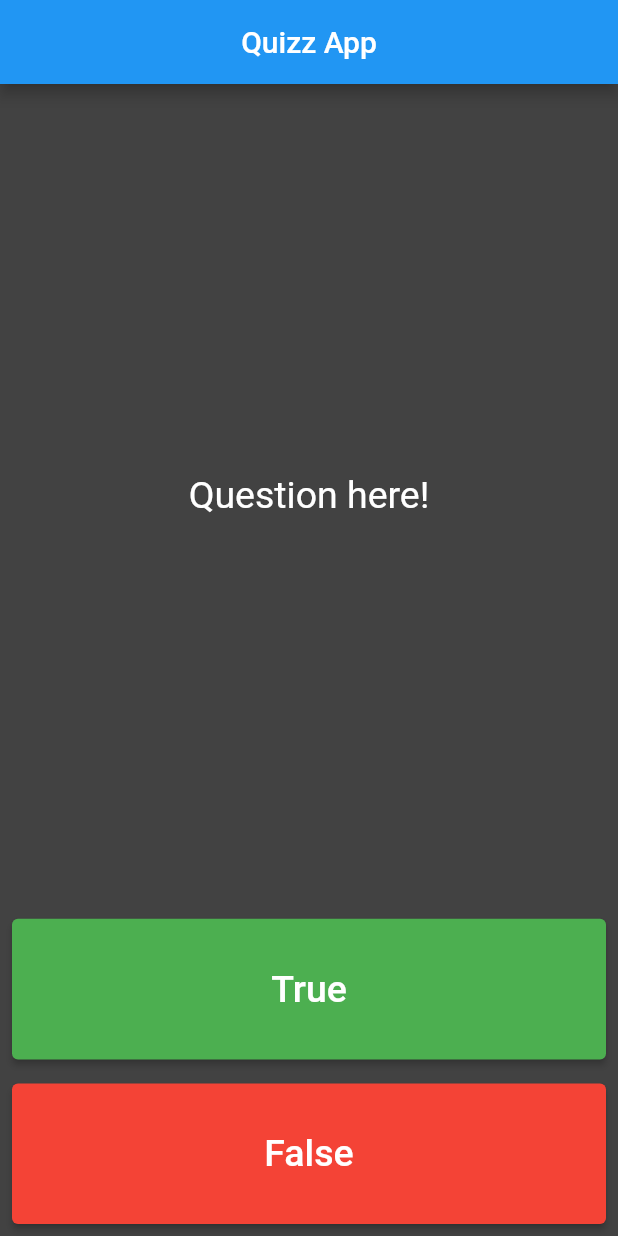
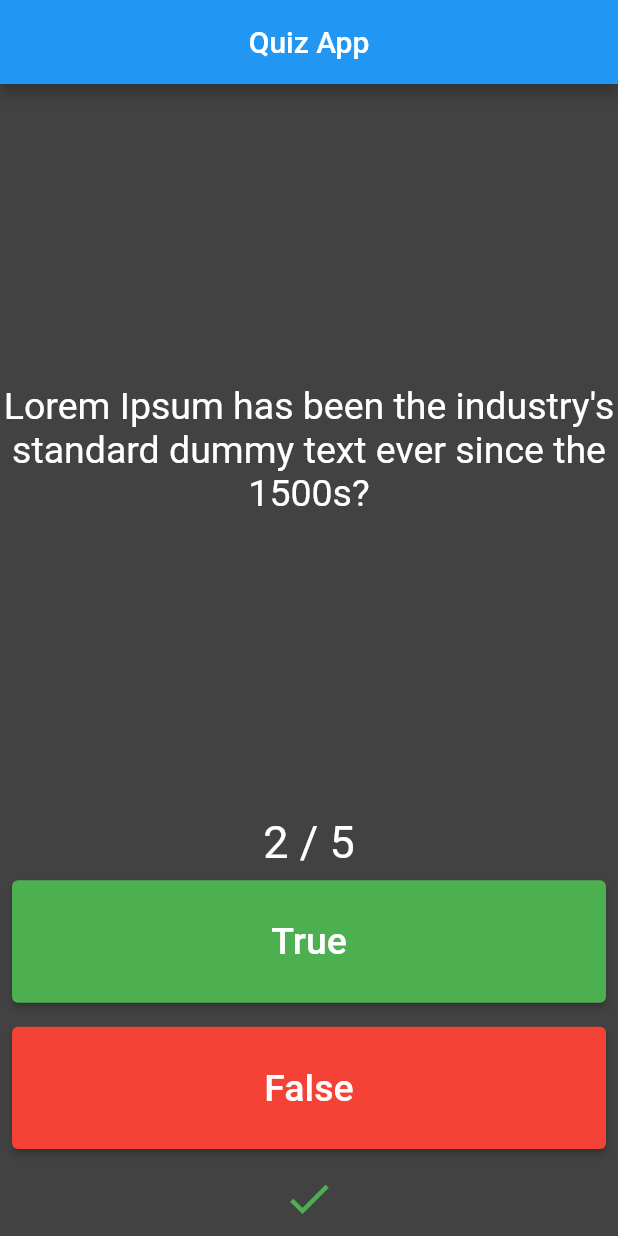
Before and after one commit to besarshabani9/quiz_app, a Flutter app: the screen it shows after launch, after a tap on "True", on a phone screen of 412 x 824 dp. Run offline on Flutter 3.47's test engine with Material 2 defaults, Android fonts, the phone set to English and light mode, and no system bars; our stand-ins replace rflutter_alert.

Commit message:
Alert added (end of questions)

```diff
--- a/lib/main.dart
+++ b/lib/main.dart
@@ -1,5 +1,7 @@
 import 'package:flutter/material.dart';
+import 'package:quizz_app/quizz_helper.dart';
 import './question.dart';
+import 'package:rflutter_alert/rflutter_alert.dart';
 
 void main() => runApp(MyApp());
 
@@ -19,10 +21,64 @@ class MyApp extends StatelessWidget {
       home: Scaffold(
         backgroundColor: Colors.grey.shade800,
         appBar: AppBar(
-            title: Text("Quizz App"),
+          title: const Text("Quiz App"),
           centerTitle: true,
         ),
-          body: Column(
+        body: const quizPage(),
+      ),
+    );
+  }
+}
+
+class quizPage extends StatefulWidget {
+  const quizPage({Key? key}) : super(key: key);
+
+  @override
+  State<quizPage> createState() => _quizPageState();
+}
+
+class _quizPageState extends State<quizPage> {
+  bool buttonState = true;
+  int questionIndex = 0;
+  List<Icon> trackAnswer = [];
+  QuizzHelper quizHelper = QuizzHelper();
+
+  void checkAnswer(bool userAnswer) async {
+    int questionsNo = quizHelper.getQuestionsNo();
+
+    if (quizHelper.getQuestionAnswer(questionIndex) == userAnswer) {
+      trackAnswer.add(const Icon(
+        Icons.check,
+        color: Colors.green,
+        size: 35.0,
+      ));
+    } else {
+      trackAnswer.add(const Icon(
+        Icons.close,
+        color: Colors.red,
+        size: 35.0,
+      ));
+    }
+
+    if (questionIndex == questionsNo - 1) {
+      questionIndex = 0;
+      await Future.delayed(const Duration(seconds: 1));
+      Alert(
+        context: context,
+        title: "Quiz App",
+        desc: "End of questions!",
+      ).show();
+      trackAnswer.clear();
+    } else {
+      if (questionIndex < questionsNo - 1) {
+        questionIndex++;
+      }
+    }
+  }
+
+  @override
+  Widget build(BuildContext context) {
+    return Column(
       mainAxisAlignment: MainAxisAlignment.center,
       crossAxisAlignment: CrossAxisAlignment.stretch,
       children: [
@@ -31,10 +87,20 @@ class MyApp extends StatelessWidget {
           child: Center(
             child: Text(
               textAlign: TextAlign.center,
-                      "Question here!",
-                      style: TextStyle(color: Colors.white, fontSize: 25.0),
+              quizHelper.getQuestionText(questionIndex),
+              style: const TextStyle(color: Colors.white, fontSize: 25.0),
             ),
-                  )),
+          ),
+        ),
+        Row(
+          mainAxisAlignment: MainAxisAlignment.center,
+          children: [
+            Text(
+              quizHelper.getTextForQuestionsTrack(questionIndex),
+              style: const TextStyle(color: Colors.white, fontSize: 30.0),
+            ),
+          ],
+        ),
         Expanded(
           flex: 1,
           child: Padding(
@@ -43,8 +109,12 @@ class MyApp extends StatelessWidget {
               style: ElevatedButton.styleFrom(
                 backgroundColor: Colors.green,
               ),
-                    onPressed: () {},
-                    child: Text(
+              onPressed: () {
+                setState(() {
+                  checkAnswer(true);
+                });
+              },
+              child: const Text(
                 "True",
                 style: TextStyle(color: Colors.white, fontSize: 25.0),
               ),
@@ -59,16 +129,26 @@ class MyApp extends StatelessWidget {
               style: ElevatedButton.styleFrom(
                 backgroundColor: Colors.red,
               ),
-                    onPressed: () {},
-                    child: Text(
+              onPressed: () {
+                setState(() {
+                  checkAnswer(false);
+                });
+              },
+              child: const Text(
                 "False",
                 style: TextStyle(color: Colors.white, fontSize: 25.0),
               ),
             ),
           ),
+        ),
+        SizedBox(
+          height: 50.0,
+          child: Row(
+            mainAxisAlignment: MainAxisAlignment.center,
+            children: trackAnswer,
+          ),
         )
       ],
-          )),
     );
   }
 }
--- a/lib/quizz_helper.dart
+++ b/lib/quizz_helper.dart
@@ -0,0 +1,35 @@
+import './question.dart';
+
+class QuizzHelper {
+  final List<Question> _questions = [
+    Question(
+        "Lorem Ipsum is simply dummy text of the printing and typesetting industry?",
+        true),
+    Question(
+        "Lorem Ipsum has been the industry's standard dummy text ever since the 1500s?",
+        false),
+    Question("It has survived not only five centuries?", false),
+    Question(
+        "It was popularised in the 1960s with the release of Letraset sheets containing Lorem Ipsum?",
+        true),
+    Question(
+        "It is a long established fact that a reader will be distracted by the readable content of a page when looking at its layout?",
+        true),
+  ];
+
+  String getQuestionText(int questionIndex) {
+    return _questions[questionIndex].questionText;
+  }
+
+  bool getQuestionAnswer(int questionIndex) {
+    return _questions[questionIndex].questionAnswer;
+  }
+
+  String getTextForQuestionsTrack(int questionIndex) {
+    return "${questionIndex + 1} / ${_questions.length}";
+  }
+
+  int getQuestionsNo() {
+    return _questions.length;
+  }
+}
--- a/pubspec.yaml
+++ b/pubspec.yaml
@@ -31,6 +31,8 @@ environment:
 dependencies:
   flutter:
     sdk: flutter
+  rflutter_alert: ^2.0.4
+  quickalert: ^1.0.1
 
 
   # The following adds the Cupertino Icons font to your application.
```
Also changed, not shown: pubspec.lock. Lines whose indentation alone changed are shown as unchanged.
